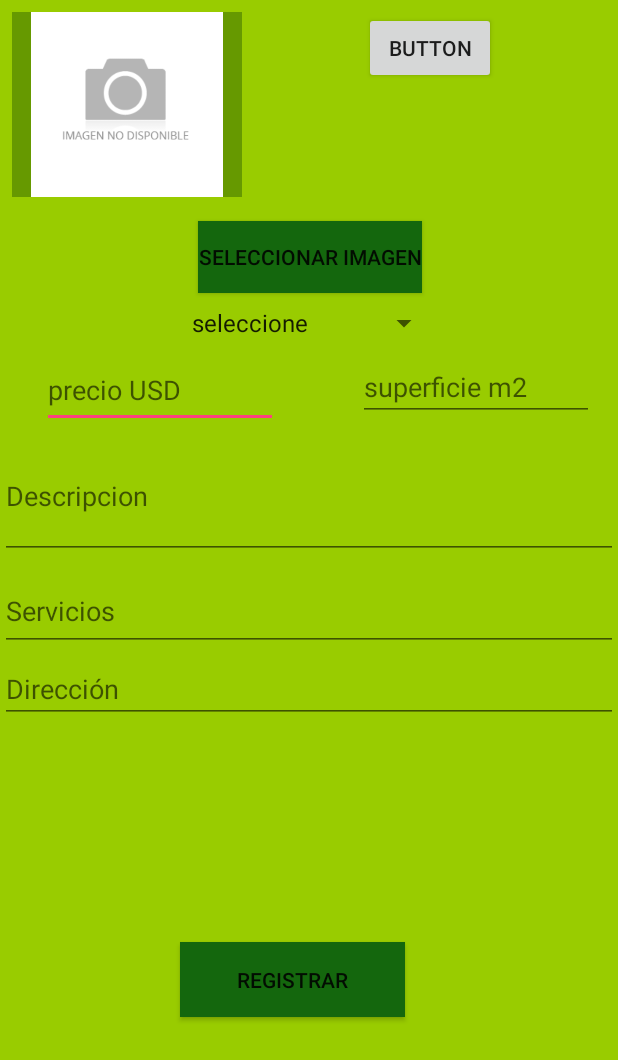
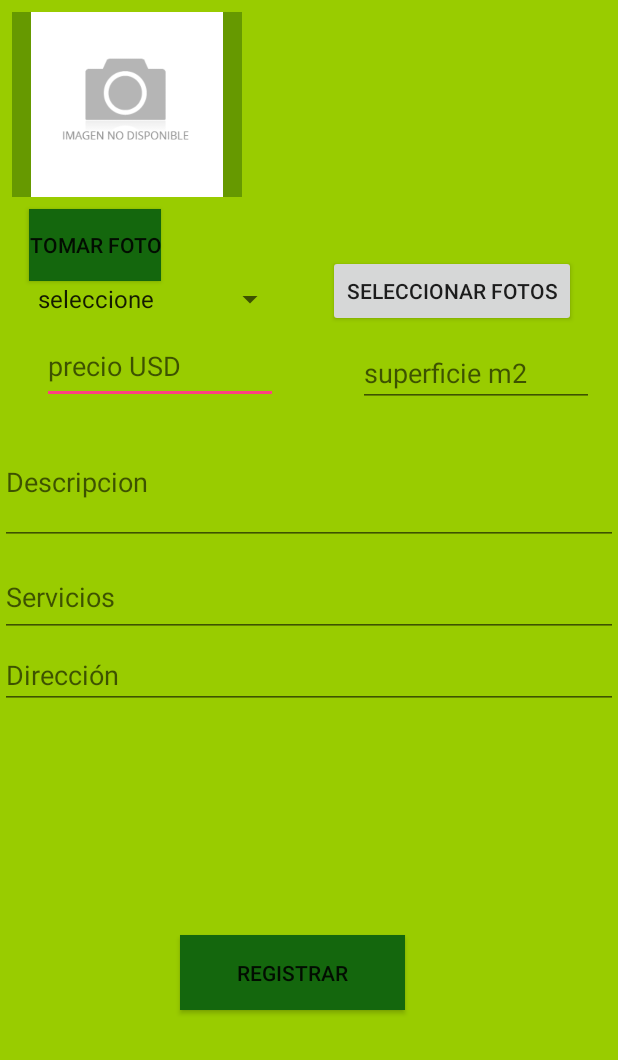
Before and after one commit to Vistor2012/myproyect, an Android app: the MainActivity screen opened directly, with no data from a screen before it, after a tap on "REGISTRAR P.", on a phone screen of 412 x 824 dp. Shown: the top 1060 px of the screen. Run offline under Robolectric (Android 15) with nearby library versions, the phone set to English and light mode, and no system bars; libraries missing offline, so code that uses them is left out: com.loopj.android, cz.msebera.android; pictures from the network do not load.

Commit message:
corrigiendo errores

```diff
--- a/app/src/main/java/com/example/victor/myproyect/EditPerfilActivity.java
+++ b/app/src/main/java/com/example/victor/myproyect/EditPerfilActivity.java
@@ -213,7 +213,7 @@ public class EditPerfilActivity extends AppCompatActivity implements  View.OnCli
         Toast.makeText(getApplicationContext(),"entra aguardar info",Toast.LENGTH_SHORT).show();
 
         //Aqui hay que cambiar la ip
-        String url = "http://192.168.1.8:7777/api/v1.0/" + "agenteVentas";
+        String url = "http://192.168.1.7:7777/api/v1.0/" + "agenteVentas";
         //client.setTimeout(15*1000);
         client.post(url, params, new JsonHttpResponseHandler(){
             @Override
--- a/app/src/main/java/com/example/victor/myproyect/ListDataSource/ItemList.java
+++ b/app/src/main/java/com/example/victor/myproyect/ListDataSource/ItemList.java
@@ -5,15 +5,18 @@ public class ItemList {
     private String detalles_casa;
     private String servicios_p;
     private String precio_p;
+    private String tipo_operacion;
     private String superficie_p;
     private String direccion_p;
     private String idimdb;
-    public ItemList (String image_casa, String detalles_casa, String servicios_p, String precio_p, String superficie_p, String direccion_p, String idimdb) {
+
+    public ItemList(String detalles_casa, String servicios_p, String precio_p, String superficie_p, String tipo_operacion, String direccion_p) {
         this.image_casa = image_casa;
         this.detalles_casa = detalles_casa;
         this.servicios_p = servicios_p;
         this.precio_p = precio_p;
         this.superficie_p = superficie_p;
+        this.tipo_operacion = tipo_operacion;
         this.direccion_p = direccion_p;
         this.idimdb = idimdb;
     }
@@ -30,6 +33,7 @@ public class ItemList {
     public String getSuperficie_p() {
         return this.superficie_p;
     }
+    public String getTipo_operacion(){ return this.tipo_operacion; }
     public String getDireccion_p() { return this.direccion_p; }
     public String getIdimdb () {
         return this.idimdb;
--- a/app/src/main/java/com/example/victor/myproyect/Login.java
+++ b/app/src/main/java/com/example/victor/myproyect/Login.java
@@ -68,9 +68,9 @@ public class Login extends AppCompatActivity implements GoogleApiClient.OnConnec
             {
                 Intent loginr = new Intent(this, LoginResult.class);
                 //Intent loginr = new Intent(this, EditPerfilActivity.class);
-                //Uri photo = result.getSignInAccount().getPhotoUrl();
-                //String completeurl = "https//lh3.googleusercontent.com" + photo.getPath();
-                //loginr.putExtra("portada", completeurl);
+                Uri photo = result.getSignInAccount().getPhotoUrl();
+                String completeurl = "https://lh3.googleusercontent.com" + photo.getPath();
+                loginr.putExtra("portada", completeurl);
                 loginr.putExtra("email", result.getSignInAccount().getEmail());
                 loginr.putExtra("nombre", result.getSignInAccount().getDisplayName());
                 startActivity(loginr);
--- a/app/src/main/java/com/example/victor/myproyect/MainActivity.java
+++ b/app/src/main/java/com/example/victor/myproyect/MainActivity.java
@@ -56,11 +56,11 @@ public class MainActivity extends AppCompatActivity implements NavigationView.On
     }
 
     private void controlador1() {
-        Button btn1 = (Button)this.findViewById(R.id.gallery_p);
+        Button btn1 = (Button)this.findViewById(R.id.list);
         btn1.setOnClickListener(new View.OnClickListener() {
             @Override
             public void onClick(View v) {
-                Intent reg = new Intent(getApplicationContext(),GalleryActivity.class);
+                Intent reg = new Intent(getApplicationContext(),ListActivity.class);
                 startActivity(reg);
             }
         });
--- a/app/src/main/java/com/example/victor/myproyect/RegisterActivity.java
+++ b/app/src/main/java/com/example/victor/myproyect/RegisterActivity.java
@@ -61,8 +61,6 @@ public class RegisterActivity extends AppCompatActivity implements View.OnClickL
     private MyRecyclerViewAdapter myRecyclerViewAdapter;
 
 
-
-
     private final String CARPETA_RAIZ="misImagenesPrueba/";
     private final String RUTA_IMAGEN=CARPETA_RAIZ+"misFotos";
     final int COD_SELECCIONA=10;
@@ -73,9 +71,10 @@ public class RegisterActivity extends AppCompatActivity implements View.OnClickL
     String path;
     Context root;
 
-    EditText precio, descripcion, superficie, servicios, direccion;
+    String tipo_ope;
 
-    Spinner categor;
+    EditText precio, descripcion, superficie, servicios, direccion, tipo_operacion;
+
     ImageView imagen;
     @Override
     protected void onCreate(Bundle savedInstanceState) {
@@ -88,6 +87,21 @@ public class RegisterActivity extends AppCompatActivity implements View.OnClickL
         loadcomponents();
         validaPermisos();
 
+        Spinner spinner = (Spinner) findViewById(R.id.cat);
+        final String[] t_n = {"", "venta","alquiler","anticretico"};
+        spinner.setOnItemSelectedListener(new AdapterView.OnItemSelectedListener() {
+            @Override
+            public void onItemSelected(AdapterView<?> parent, View view, int position, long id) {
+                System.out.println("tipo de operacion");
+                tipo_ope = t_n[position];
+                System.out.println("ver la operacion");
+            }
+
+            @Override
+            public void onNothingSelected(AdapterView<?> parent) {
+
+            }
+        });
 
         ////////
         buttonOpen = (Button) findViewById(R.id.opendocument);
@@ -126,6 +140,7 @@ View.OnClickListener buttonOpenOnClickListener =
         superficie = (EditText)findViewById(R.id.superficie);
         servicios = (EditText)findViewById(R.id.servicios);
         direccion =  (EditText)findViewById(R.id.direccion);
+        //tipo_operacion = (EditText)findViewById(R.id.cat);
         select_image = this.findViewById(R.id.select_Image);
         register_data = this.findViewById(R.id.register_data);
         register_data.setOnClickListener(this);
@@ -149,13 +164,12 @@ View.OnClickListener buttonOpenOnClickListener =
         return false;
     }
 
-
     public void onclick(View view) {
         cargarImagen();
     }
 
 
-    private void cargarImagen() {
+   private void cargarImagen() {
 
         final CharSequence[] opciones={"Tomar Foto","Cargar Imagen","Cancelar"};
         final AlertDialog.Builder alertOpciones=new AlertDialog.Builder(RegisterActivity.this);
@@ -267,6 +281,7 @@ View.OnClickListener buttonOpenOnClickListener =
         }
     }
 
+
     @Override
     public void onClick(View v) {
         Toast.makeText(getApplicationContext(),"entra a on click",Toast.LENGTH_SHORT).show();
@@ -294,30 +309,15 @@ View.OnClickListener buttonOpenOnClickListener =
         //params.put("img", file);
 
         params.put("precio", precio.getText());
+        params.put("tipo_operacion", tipo_ope);
         params.put("descripcion",descripcion.getText());
         params.put("superficie",superficie.getText());
         params.put("servicios",servicios.getText());
         params.put("direccion", direccion.getText());
         Toast.makeText(getApplicationContext(),"entra aguardar info",Toast.LENGTH_SHORT).show();
 
-        //hay q revisar todo del spiner
-        categor = (Spinner)findViewById(R.id.cat);
-        ArrayAdapter<CharSequence> adapter=ArrayAdapter.createFromResource(this, R.array.Cat,android.R.layout.simple_spinner_item);
-        categor.setAdapter(adapter);
-        categor.setOnItemSelectedListener(new AdapterView.OnItemSelectedListener() {
-            @Override
-            public void onItemSelected(AdapterView<?> parent, View view, int position, long id) {
-
-            }
-
-            @Override
-            public void onNothingSelected(AdapterView<?> parent) {
-
-            }
-        });
-
         //Aqui hay que cambiar la ip
-        String url = "http://192.168.1.8:7777/api/v1.0/" + "inmuebles";
+        String url = "http://192.168.1.7:7777/api/v1.0/" + "inmuebles";
 
         client.post(url, params, new JsonHttpResponseHandler(){
             @Override
@@ -325,7 +325,8 @@ View.OnClickListener buttonOpenOnClickListener =
                 try {
                     String msn = response.getString("msn");
                     String id = response.getString("id");
-
+                    Toast.makeText(getApplicationContext(),msn+"",Toast.LENGTH_SHORT).show();
+                    Toast.makeText(getApplicationContext(),id+"",Toast.LENGTH_SHORT).show();
                     UserData.IDCasa = id;
                     if (msn != null) {
                         Toast.makeText(root, msn, Toast.LENGTH_SHORT).show();
--- a/app/src/main/res/layout/content_main.xml
+++ b/app/src/main/res/layout/content_main.xml
@@ -26,7 +26,7 @@
         app:layout_constraintTop_toTopOf="parent" />
 
     <Button
-        android:id="@+id/gallery_p"
+        android:id="@+id/list"
         android:layout_width="150dp"
         android:layout_height="wrap_content"
         android:layout_marginBottom="140dp"
--- a/app/src/main/res/layout/content_register.xml
+++ b/app/src/main/res/layout/content_register.xml
@@ -1,6 +1,5 @@
 <?xml version="1.0" encoding="utf-8"?>
-<android.support.constraint.ConstraintLayout
-    xmlns:android="http://schemas.android.com/apk/res/android"
+<android.support.constraint.ConstraintLayout xmlns:android="http://schemas.android.com/apk/res/android"
     xmlns:app="http://schemas.android.com/apk/res-auto"
     xmlns:tools="http://schemas.android.com/tools"
     android:layout_width="match_parent"
@@ -29,10 +28,9 @@
         android:layout_height="0dp"
         android:layout_marginEnd="8dp"
         android:layout_marginStart="8dp"
-        android:layout_marginTop="8dp"
         android:entries="@array/Cat"
         app:layout_constraintEnd_toEndOf="parent"
-        app:layout_constraintHorizontal_bias="0.502"
+        app:layout_constraintHorizontal_bias="0.041"
         app:layout_constraintStart_toStartOf="parent"
         app:layout_constraintTop_toBottomOf="@+id/select_Image"
         tools:ignore="MissingConstraints" />
@@ -61,7 +59,7 @@
         android:hint="@string/superficie_m2"
         android:inputType="numberDecimal"
         app:layout_constraintEnd_toEndOf="parent"
-        app:layout_constraintTop_toBottomOf="@+id/cat"
+        app:layout_constraintTop_toBottomOf="@+id/opendocument"
         tools:ignore="MissingConstraints" />
 
     <Button
@@ -70,14 +68,14 @@
         android:layout_height="wrap_content"
         android:layout_marginEnd="8dp"
         android:layout_marginStart="8dp"
-        android:layout_marginTop="40dp"
+        android:layout_marginTop="8dp"
         android:background="#14670d"
         android:onClick="onclick"
-        android:text="@string/seleccionar_imagen"
+        android:text="@string/tomar_foto"
         app:layout_constraintEnd_toEndOf="parent"
-        app:layout_constraintHorizontal_bias="0.502"
+        app:layout_constraintHorizontal_bias="0.036"
         app:layout_constraintStart_toStartOf="parent"
-        app:layout_constraintTop_toBottomOf="@+id/myrecyclerview" />
+        app:layout_constraintTop_toBottomOf="@+id/foto" />
 
     <EditText
         android:id="@+id/description"
@@ -110,8 +108,8 @@
         android:layout_width="match_parent"
         android:layout_height="40dp"
         android:layout_marginTop="8dp"
+        android:hint="Dirección"
         android:inputType="text"
-        android:hint="Dirección"
         android:orientation="vertical"
         app:layout_constraintEnd_toEndOf="parent"
         app:layout_constraintHorizontal_bias="1.0"
@@ -139,19 +137,22 @@
         android:layout_height="wrap_content"
         android:layout_marginEnd="8dp"
         android:layout_marginStart="8dp"
-        android:layout_marginTop="8dp"
-        android:text="Button"
+        android:layout_marginTop="20dp"
+        android:text="@string/seleccionar_fotos"
         app:layout_constraintEnd_toEndOf="parent"
-        app:layout_constraintStart_toEndOf="@+id/foto"
-        app:layout_constraintTop_toTopOf="parent" />
+        app:layout_constraintStart_toEndOf="@+id/cat"
+        app:layout_constraintTop_toBottomOf="@+id/myrecyclerview" />
 
     <android.support.v7.widget.RecyclerView
         android:id="@+id/myrecyclerview"
         android:layout_width="207dp"
-        android:layout_height="43dp"
+        android:layout_height="142dp"
+        android:layout_marginEnd="8dp"
+        android:layout_marginStart="8dp"
         android:layout_marginTop="8dp"
-        app:layout_constraintTop_toBottomOf="@+id/opendocument"
-        tools:layout_editor_absoluteX="169dp"
+        app:layout_constraintEnd_toEndOf="parent"
+        app:layout_constraintStart_toEndOf="@+id/foto"
+        app:layout_constraintTop_toTopOf="parent"
         tools:ignore="MissingConstraints" />
 
 </android.support.constraint.ConstraintLayout>
--- a/app/src/main/res/values/strings.xml
+++ b/app/src/main/res/values/strings.xml
@@ -55,4 +55,7 @@
     <string name="buscar_propiedad">Buscar Propiedad</string>
     <string name="bienvenido">BIENVENIDO</string>
     <string name="guardar_ubicacion">Guardar Ubicacion</string>
+    <string name="seleccionar_fotos">Seleccionar Fotos</string>
+    <string name="tomar_foto">Tomar Foto</string>
+    <string name="title_activity_list">ListActivity</string>
 </resources>
```
Also changed, not shown: app/src/main/AndroidManifest.xml (+5 -6 lines), app/src/main/java/com/example/victor/myproyect/DetaillsActivity.java (+15 -6 lines), app/src/main/java/com/example/victor/myproyect/GalleryActivity.java (deleted, +0 -91 lines), app/src/main/java/com/example/victor/myproyect/ListActivity.java (added, +107 -0 lines), app/src/main/java/com/example/victor/myproyect/ListDataSource/CustomAdapter.java (+6 -1 lines), app/src/main/java/com/example/victor/myproyect/LoginResult.java (+11 -2 lines), app/src/main/res/layout/activity_gallery.xml (deleted, +0 -12 lines), app/src/main/res/layout/activity_list.xml (added, +33 -0 lines), app/src/main/res/layout/content_detaills.xml (+19 -5 lines), app/src/main/res/layout/content_list.xml (renamed from app/src/main/res/layout/content_gallery.xml, +3 -4 lines).
